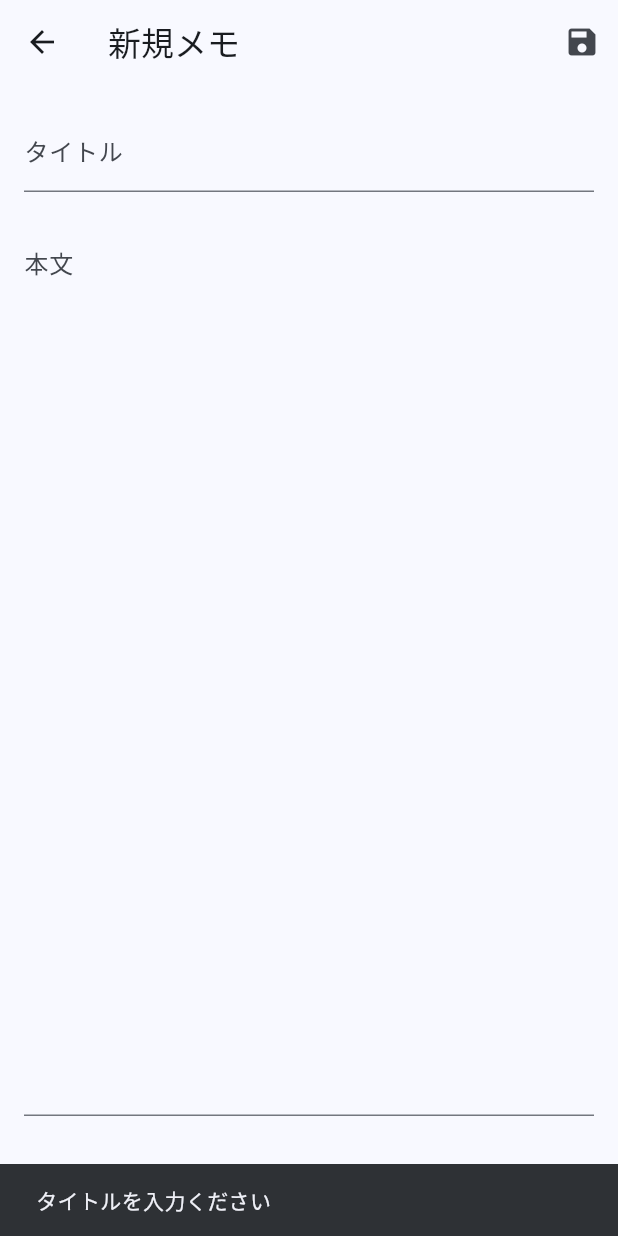
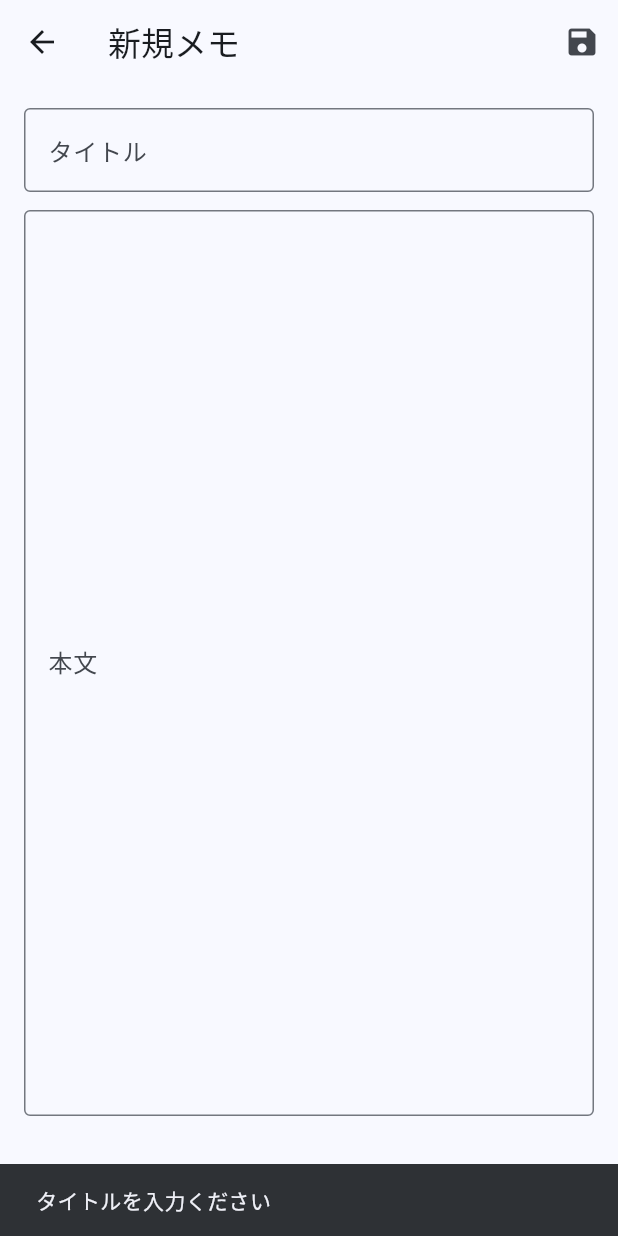
Before and after one commit to lesson-t/tagged_notes, a Flutter app: the NoteEditScreen screen opened directly, after a tap on the "save" icon, on a phone screen of 412 x 824 dp. Run offline on Flutter 3.47's test engine with Material 3 defaults, Android fonts, the phone set to English and light mode, and no system bars; our stand-ins replace shared_preferences; accounts and stored records are empty.

Commit message:
NoteEditScreenの保存処理をawait対応し、入力フォームの見た目を改善

```diff
--- a/lib/screens/note_edit_screen.dart
+++ b/lib/screens/note_edit_screen.dart
@@ -44,7 +44,7 @@ class _NoteEditScreenState extends State<NoteEditScreen> {
     super.dispose();
   }
 
-  void _saveNote() {
+  Future<void> _saveNote() async {
     final title = _titleController.text.trim();
     final body = _bodyController.text.trim();
     final tag = _selectedTag;
@@ -61,11 +61,14 @@ class _NoteEditScreenState extends State<NoteEditScreen> {
 
     if (_isEditing) {
       // 既存メモの更新
-      provider.updateNote(widget.note!.id, title, body, tag);
+      await provider.updateNote(widget.note!.id, title, body, tag);
     } else {
       // 新規メモの追加
-      provider.addNote(title, body, tag);
+      await provider.addNote(title, body, tag);
     }
+
+    // 保存が完了しなかった場合
+    if (!mounted) return;
 
     // 一覧画面に戻る
     Navigator.pop(context);
@@ -73,6 +76,8 @@ class _NoteEditScreenState extends State<NoteEditScreen> {
 
   @override
   Widget build(BuildContext context) {
+
+
     return Scaffold(
       appBar: AppBar(
         title: Text(_isEditing ? 'メモを編集' : '新規メモ'),
@@ -91,17 +96,20 @@ class _NoteEditScreenState extends State<NoteEditScreen> {
             TextField(
               controller: _titleController,
               decoration: const InputDecoration(
-                labelText: 'タイトル'
+                labelText: 'タイトル',
+                border: OutlineInputBorder(),
               ),
             ),
             const SizedBox(height: 12),
+
             // 本文
             Expanded(
               child: TextField(
                 controller: _bodyController,
                 decoration: const InputDecoration(
                   labelText: '本文',
-                  alignLabelWithHint: true
+                  alignLabelWithHint: true,
+                  border: OutlineInputBorder(),
                 ),
                 maxLines: null,
                 expands: true,
@@ -109,6 +117,7 @@ class _NoteEditScreenState extends State<NoteEditScreen> {
               ),
             ),
             const SizedBox(height: 16),
+
             // タグ選択
             Row(
               children: [
```
